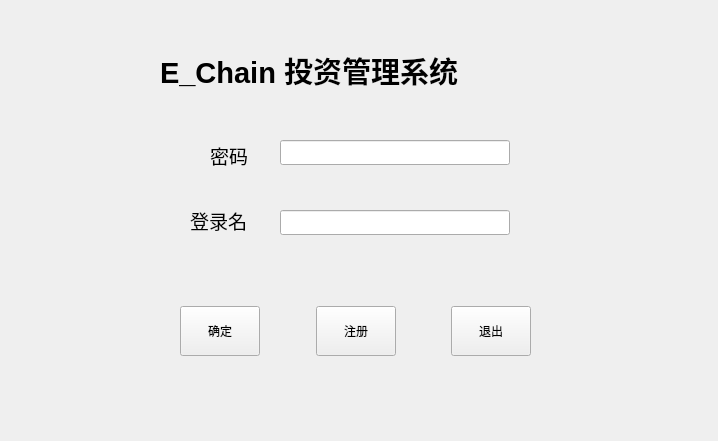
The window that loginwidget.ui (shiyu-coder/Student-information-management-system) describes before a commit, drawn with Qt 5.
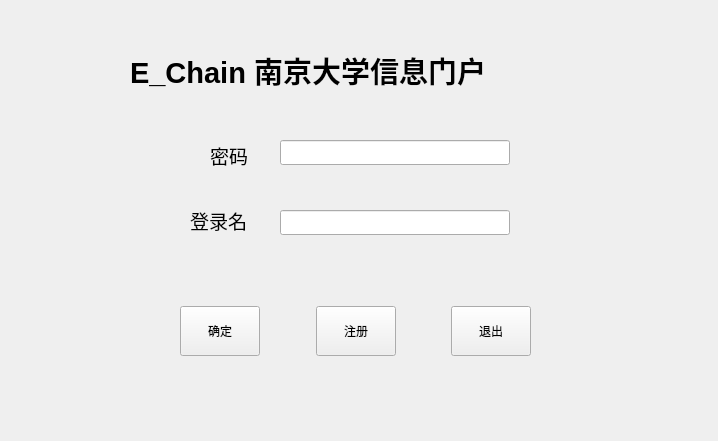
The same window after the commit.

Commit message: 修改登录界面显示

```diff
--- a/loginwidget.ui
+++ b/loginwidget.ui
@@ -131,14 +131,14 @@
   <widget class="QLabel" name="Name">
    <property name="geometry">
     <rect>
-     <x>160</x>
+     <x>130</x>
      <y>30</y>
-     <width>421</width>
+     <width>491</width>
      <height>81</height>
     </rect>
    </property>
    <property name="text">
-    <string>&lt;html&gt;&lt;head/&gt;&lt;body&gt;&lt;p&gt;&lt;span style=&quot; font-size:22pt; font-weight:600;&quot;&gt;E_Chain 投资管理系统&lt;/span&gt;&lt;/p&gt;&lt;/body&gt;&lt;/html&gt;</string>
+    <string>&lt;html&gt;&lt;head/&gt;&lt;body&gt;&lt;p&gt;&lt;span style=&quot; font-size:22pt; font-weight:600;&quot;&gt;E_Chain 南京大学信息门户&lt;/span&gt;&lt;/p&gt;&lt;/body&gt;&lt;/html&gt;</string>
    </property>
   </widget>
   <widget class="QLabel" name="KeyLabel">
```
